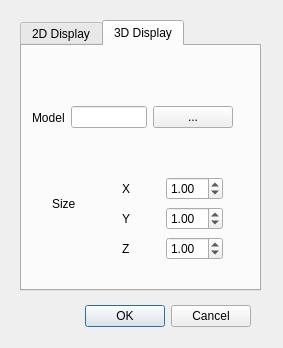
Old version of the form cassandra/uis/AgentConfigurator.ui in the repository xrubio/pandora.
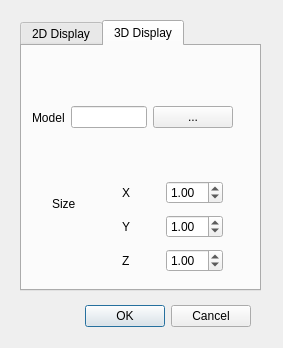
New version of the form. The open tabs and pages were chosen to show the change.

```diff
--- a/cassandra/uis/AgentConfigurator.ui
+++ b/cassandra/uis/AgentConfigurator.ui
@@ -159,7 +159,7 @@
        <x>100</x>
        <y>130</y>
        <width>101</width>
-       <height>85</height>
+       <height>101</height>
       </rect>
      </property>
      <layout class="QVBoxLayout" name="verticalLayout_3">
```
